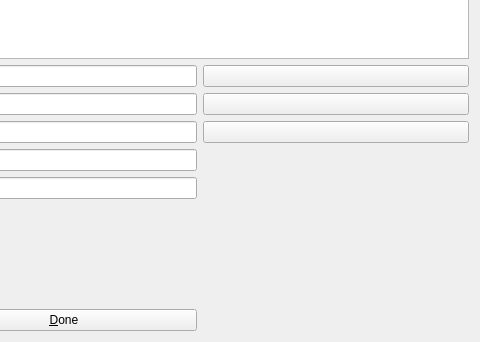
mhogomchungu/sirikali, file src/favorites.ui: the form before one commit; both pictures show x 625 to 1105 and y 250 to 592 of the 1105 by 592 pixel window.
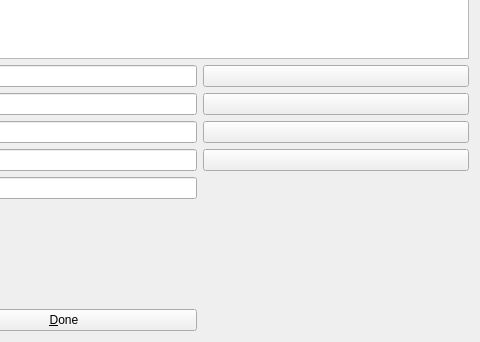
The form after the commit.

Commit message: make it easier to set up an identify file when adding sshfs volume to favorites

The edit to the form file:
```diff
--- a/src/favorites.ui
+++ b/src/favorites.ui
@@ -242,6 +242,13 @@
      </property>
     </widget>
    </item>
+   <item row="4" column="3">
+    <widget class="QPushButton" name="pbIdentityFile">
+     <property name="text">
+      <string/>
+     </property>
+    </widget>
+   </item>
   </layout>
  </widget>
  <tabstops>
```
The commit also changes 1 other file.
